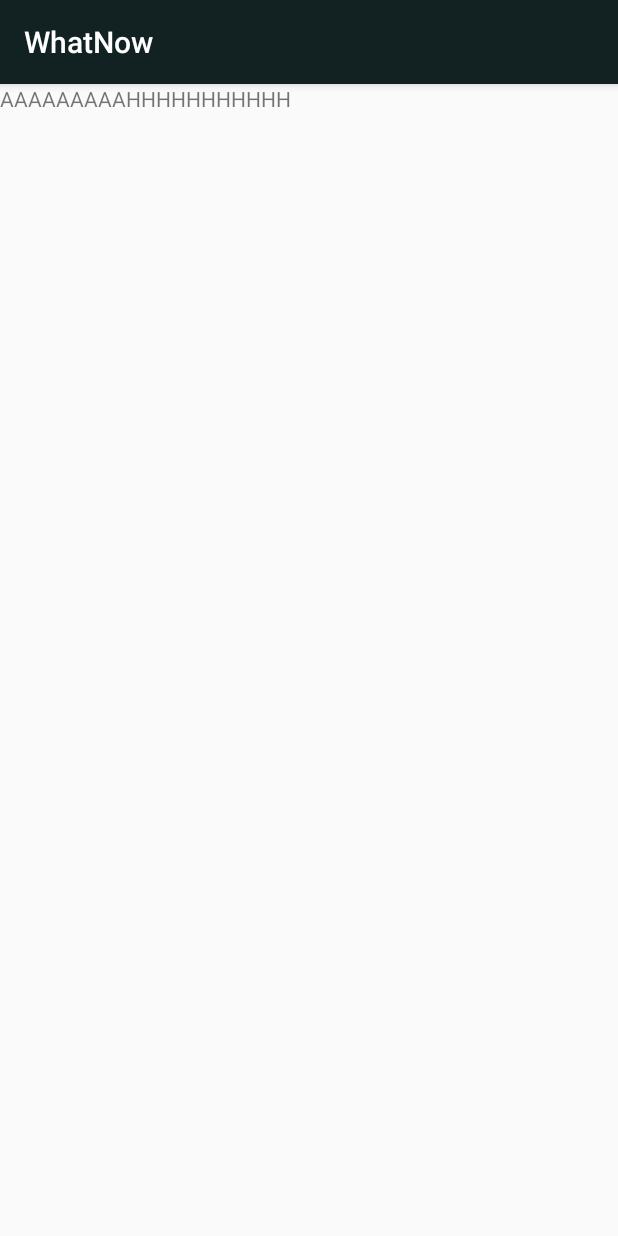
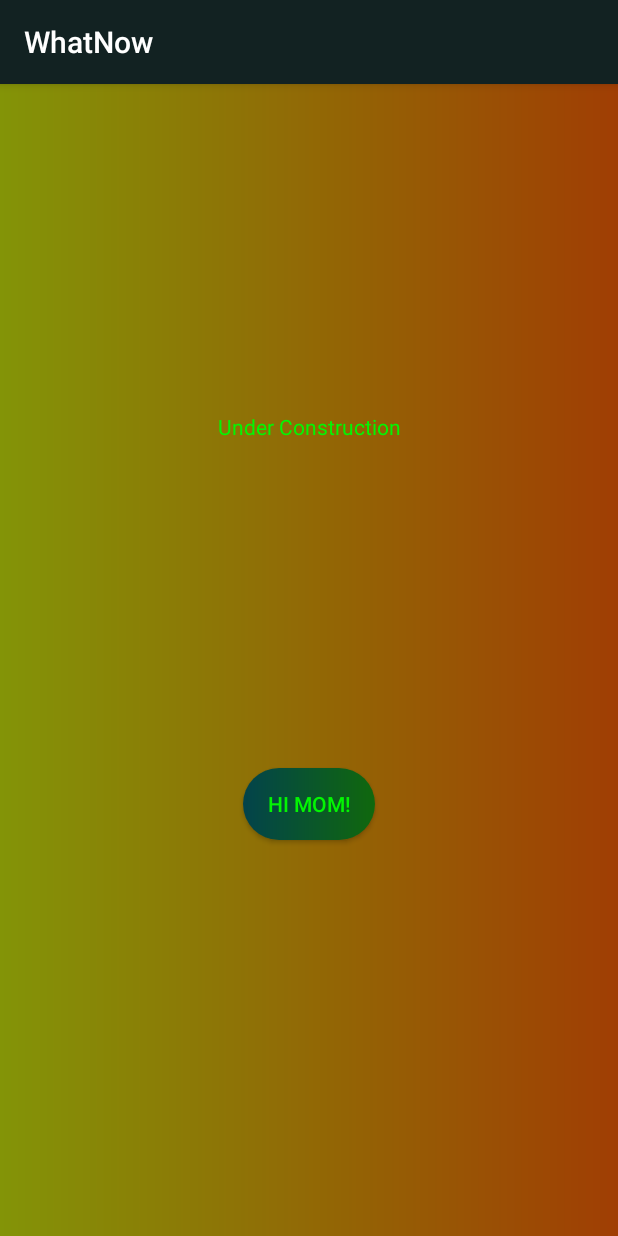
Before and after one commit to Shinyn/WhatNow-Home-Edition, an Android app: the EditActivity screen opened directly, with no data from a screen before it, on a phone screen of 412 x 824 dp. Run offline under Robolectric (Android 15) with nearby library versions, the phone set to English and light mode, and no system bars.

Commit message:
Minor tweaks to Edit

```diff
--- a/app/src/main/java/com/example/matti/whatnow/EditActivity.java
+++ b/app/src/main/java/com/example/matti/whatnow/EditActivity.java
@@ -1,6 +1,5 @@
 package com.example.matti.whatnow;
 
-import android.content.Intent;
 import android.support.v7.app.AppCompatActivity;
 import android.os.Bundle;
 
@@ -12,7 +11,7 @@
         setContentView(R.layout.activity_edit);
 
 
-        Intent intent = getIntent();
+
 
 
 
--- a/app/src/main/res/layout/activity_edit.xml
+++ b/app/src/main/res/layout/activity_edit.xml
@@ -1,16 +1,43 @@
 <?xml version="1.0" encoding="utf-8"?>
-<RelativeLayout xmlns:android="http://schemas.android.com/apk/res/android"
+<android.support.constraint.ConstraintLayout xmlns:android="http://schemas.android.com/apk/res/android"
+    xmlns:app="http://schemas.android.com/apk/res-auto"
+    xmlns:tools="http://schemas.android.com/tools"
     android:layout_height="match_parent"
-    android:layout_width="match_parent">
+    android:layout_width="match_parent"
+    android:background="@drawable/background_color">
 
     <TextView
         android:id="@+id/AH"
         android:layout_width="wrap_content"
         android:layout_height="wrap_content"
-        android:text="AAAAAAAAAHHHHHHHHHHH"
+        android:layout_marginTop="8dp"
+        android:layout_marginBottom="8dp"
+        android:text="Under Construction"
+        android:textColor="@color/textColor"
+        app:layout_constraintBottom_toTopOf="@+id/button"
+        app:layout_constraintEnd_toEndOf="parent"
+        app:layout_constraintStart_toStartOf="parent"
+        app:layout_constraintTop_toTopOf="parent" />
+
+    <Button
+        android:id="@+id/button"
+        android:layout_width="wrap_content"
+        android:layout_height="wrap_content"
+        android:layout_alignParentStart="true"
+        android:layout_alignParentLeft="true"
+        android:layout_alignParentTop="true"
+        android:layout_marginStart="8dp"
+        android:layout_marginLeft="8dp"
+        android:layout_marginEnd="8dp"
+        android:layout_marginRight="8dp"
+        android:layout_marginBottom="264dp"
+        android:text="Hi mom!"
+        app:layout_constraintBottom_toBottomOf="parent"
+        app:layout_constraintEnd_toEndOf="parent"
+        app:layout_constraintStart_toStartOf="parent"
+        android:textColor="@color/textColor"
+        android:background="@drawable/button_shape"
         />
 
 
-
-
-</RelativeLayout>
+</android.support.constraint.ConstraintLayout>
```
